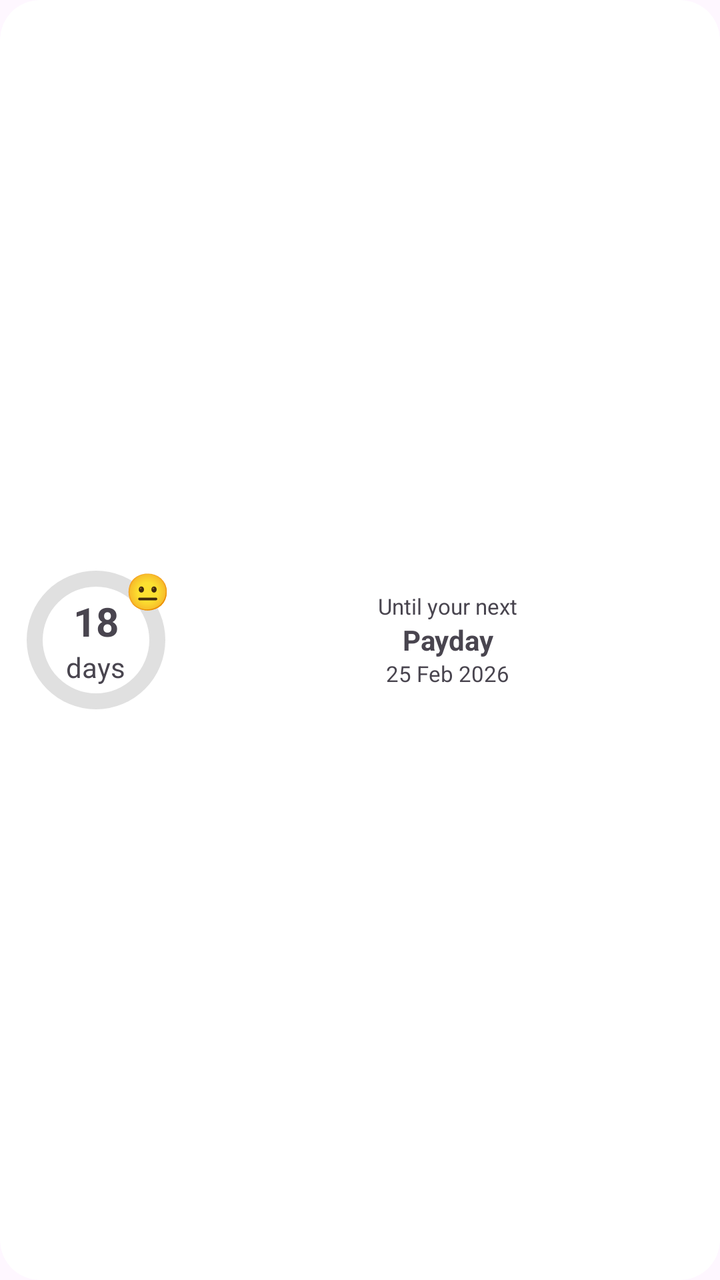
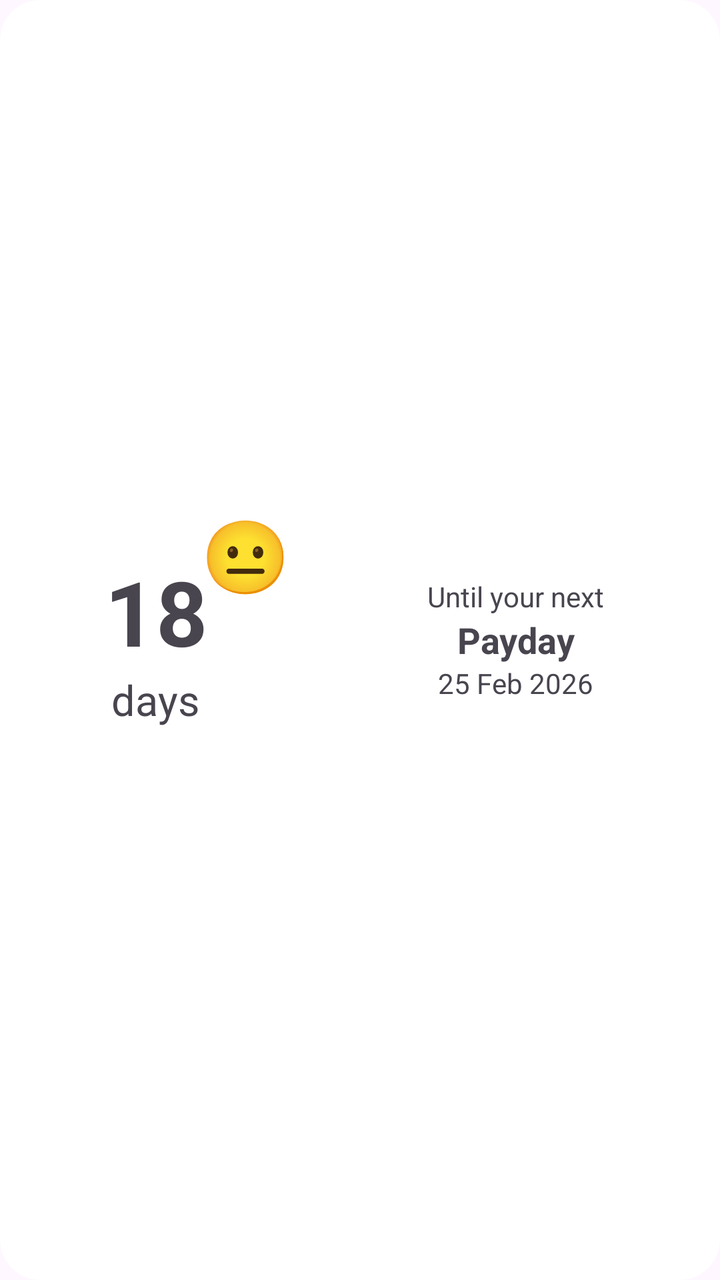

Screens rendered from an Android XML layout before and after an edit, with the pre-edit source and the edit as a unified diff.
<!-- AndroidManifest.xml: application theme Theme.PaydayWidget -->
<!-- res/layout/payday_widget.xml -->
<RelativeLayout xmlns:android="http://schemas.android.com/apk/res/android"
    style="@style/Widget.PaydayWidget.AppWidget.Container"
    android:layout_width="match_parent"
    android:layout_height="match_parent"
    android:background="@drawable/widget_bg"
    android:padding="8dp">

    <LinearLayout
        android:id="@+id/leftColumn"
        android:layout_width="wrap_content"
        android:layout_height="wrap_content"
        android:layout_alignParentStart="true"
        android:layout_centerVertical="true"
        android:gravity="center_horizontal"
        android:orientation="vertical">

        <FrameLayout
            android:layout_width="80dp"
            android:layout_height="80dp">

            <ProgressBar
                android:id="@+id/progressCircle"
                style="?android:attr/progressBarStyleHorizontal"
                android:layout_width="match_parent"
                android:layout_height="match_parent"
                android:indeterminate="false"
                android:max="30"
                android:progress="0"
                android:progressDrawable="@drawable/circle_progress"
                android:rotation="-90" />

            <LinearLayout
                android:layout_width="match_parent"
                android:layout_height="match_parent"
                android:gravity="center"
                android:orientation="vertical">

                <TextView
                    android:id="@+id/txtDays"
                    android:layout_width="wrap_content"
                    android:layout_height="wrap_content"
                    android:text="18"
                    android:textSize="20sp"
                    android:textStyle="bold" />

                <TextView
                    android:id="@+id/txtLabel"
                    android:layout_width="wrap_content"
                    android:layout_height="wrap_content"
                    android:text="days" />
            </LinearLayout>

            <TextView
                android:id="@+id/txtMood"
                android:layout_width="wrap_content"
                android:layout_height="wrap_content"
                android:layout_gravity="top|end"
                android:gravity="center"
                android:padding="3dp"
                android:text="😐"
                android:textSize="18sp" />
        </FrameLayout>
    </LinearLayout>

    <LinearLayout
        android:layout_width="match_parent"
        android:layout_height="match_parent"
        android:layout_toEndOf="@id/leftColumn"
        android:gravity="center"
        android:orientation="vertical">

        <TextView
            android:id="@+id/txtPaydayInfo1"
            android:layout_width="wrap_content"
            android:layout_height="wrap_content"
            android:layout_marginStart="4dp"
            android:gravity="start"
            android:text="Until your next"
            android:textSize="11sp" />

        <TextView
            android:id="@+id/txtPaydayInfo2"
            android:layout_width="wrap_content"
            android:layout_height="wrap_content"
            android:layout_marginStart="4dp"
            android:gravity="start"
            android:text="Payday"
            android:textSize="14sp"
            android:textStyle="bold" />

        <TextView
            android:id="@+id/txtPaydayInfo3"
            android:layout_width="wrap_content"
            android:layout_height="wrap_content"
            android:layout_marginStart="4dp"
            android:gravity="start"
            android:text="25 Feb 2026"
            android:textSize="11sp" />
    </LinearLayout>

</RelativeLayout>
<!-- resources referenced by this layout -->
<resources>
  <!-- drawable circle_progress (drawable) -->
  <layer-list xmlns:android="http://schemas.android.com/apk/res/android">
  
      <item>
          <shape
              android:shape="ring"
              android:thickness="8dp"
              android:useLevel="false">
              <solid android:color="#E0E0E0"/>
          </shape>
      </item>
  
      <item>
          <shape
              android:shape="ring"
              android:thickness="8dp"
              android:useLevel="true">
              <solid android:color="#3F51B5"/>
              <corners android:radius="4dp"/>
          </shape>
      </item>
  
  </layer-list>
  <!-- drawable widget_bg (drawable) -->
  <shape xmlns:android="http://schemas.android.com/apk/res/android">
      <solid android:color="#FFFFFF"/>
      <corners android:radius="20dp"/>
      <padding
          android:left="8dp"
          android:top="8dp"
          android:right="8dp"
          android:bottom="8dp"/>
  </shape>
  <style name="Widget.PaydayWidget.AppWidget.Container" parent="android:Widget">
          <item name="android:id">@android:id/background</item>
          <item name="android:background">?android:attr/colorBackground</item>
      </style>
  <style name="Theme.PaydayWidget" parent="Base.Theme.PaydayWidget" />
  <style name="Base.Theme.PaydayWidget" parent="Theme.Material3.DayNight.NoActionBar">
          
          
      </style>
</resources>

<!-- the commit's change to res/layout/payday_widget.xml (unified diff, before → after) -->
@@ -1,4 +1,5 @@
 <RelativeLayout xmlns:android="http://schemas.android.com/apk/res/android"
+    android:id="@+id/widgetRoot"
     style="@style/Widget.PaydayWidget.AppWidget.Container"
     android:layout_width="match_parent"
     android:layout_height="match_parent"
@@ -8,26 +9,21 @@
     <LinearLayout
         android:id="@+id/leftColumn"
         android:layout_width="wrap_content"
-        android:layout_height="wrap_content"
+        android:layout_height="match_parent"
         android:layout_alignParentStart="true"
-        android:layout_centerVertical="true"
-        android:gravity="center_horizontal"
+        android:gravity="center"
         android:orientation="vertical">
 
+        
         <FrameLayout
-            android:layout_width="80dp"
-            android:layout_height="80dp">
+            android:layout_width="140dp"
+            android:layout_height="140dp">
 
-            <ProgressBar
+            <ImageView
                 android:id="@+id/progressCircle"
-                style="?android:attr/progressBarStyleHorizontal"
                 android:layout_width="match_parent"
                 android:layout_height="match_parent"
-                android:indeterminate="false"
-                android:max="30"
-                android:progress="0"
-                android:progressDrawable="@drawable/circle_progress"
-                android:rotation="-90" />
+                android:contentDescription="@null" />
 
             <LinearLayout
                 android:layout_width="match_parent"
@@ -40,14 +36,15 @@
                     android:layout_width="wrap_content"
                     android:layout_height="wrap_content"
                     android:text="18"
-                    android:textSize="20sp"
+                    android:textSize="45sp"
                     android:textStyle="bold" />
 
                 <TextView
                     android:id="@+id/txtLabel"
                     android:layout_width="wrap_content"
                     android:layout_height="wrap_content"
-                    android:text="days" />
+                    android:text="days"
+                    android:textSize="21sp" />
             </LinearLayout>
 
             <TextView
@@ -58,7 +55,7 @@
                 android:gravity="center"
                 android:padding="3dp"
                 android:text="😐"
-                android:textSize="18sp" />
+                android:textSize="36sp" />
         </FrameLayout>
     </LinearLayout>
 
@@ -73,29 +70,29 @@
             android:id="@+id/txtPaydayInfo1"
             android:layout_width="wrap_content"
             android:layout_height="wrap_content"
-            android:layout_marginStart="4dp"
+            android:layout_marginStart="8dp"
             android:gravity="start"
             android:text="Until your next"
-            android:textSize="11sp" />
+            android:textSize="14sp" />
 
         <TextView
             android:id="@+id/txtPaydayInfo2"
             android:layout_width="wrap_content"
             android:layout_height="wrap_content"
-            android:layout_marginStart="4dp"
+            android:layout_marginStart="8dp"
             android:gravity="start"
             android:text="Payday"
-            android:textSize="14sp"
+            android:textSize="18sp"
             android:textStyle="bold" />
 
         <TextView
             android:id="@+id/txtPaydayInfo3"
             android:layout_width="wrap_content"
             android:layout_height="wrap_content"
-            android:layout_marginStart="4dp"
+            android:layout_marginStart="8dp"
             android:gravity="start"
             android:text="25 Feb 2026"
-            android:textSize="11sp" />
+            android:textSize="14sp" />
     </LinearLayout>
 
 </RelativeLayout>
<!-- resource entries referenced after the edit -->
@@ -1,28 +1,5 @@
 <!-- resources referenced by this layout -->
 <resources>
-  <!-- drawable circle_progress (drawable) -->
-  <layer-list xmlns:android="http://schemas.android.com/apk/res/android">
-  
-      <item>
-          <shape
-              android:shape="ring"
-              android:thickness="8dp"
-              android:useLevel="false">
-              <solid android:color="#E0E0E0"/>
-          </shape>
-      </item>
-  
-      <item>
-          <shape
-              android:shape="ring"
-              android:thickness="8dp"
-              android:useLevel="true">
-              <solid android:color="#3F51B5"/>
-              <corners android:radius="4dp"/>
-          </shape>
-      </item>
-  
-  </layer-list>
   <!-- drawable widget_bg (drawable) -->
   <shape xmlns:android="http://schemas.android.com/apk/res/android">
       <solid android:color="#FFFFFF"/>
